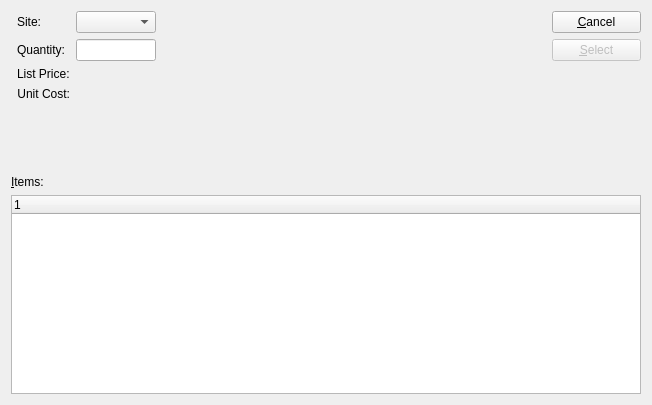
Pegasus-RPG/xtuple-client, file guiclient/priceList.ui: the form before one commit.
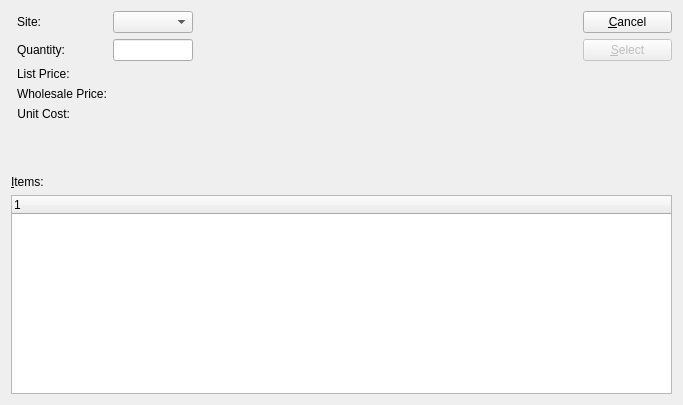
The form after the commit. Custom widgets are drawn as their Qt base class.

The edit to the form file:
```diff
--- a/guiclient/priceList.ui
+++ b/guiclient/priceList.ui
@@ -13,7 +13,7 @@
    <rect>
     <x>0</x>
     <y>0</y>
-    <width>652</width>
+    <width>683</width>
     <height>405</height>
    </rect>
   </property>
@@ -97,7 +97,7 @@
      <item row="0" column="1">
       <widget class="WComboBox" name="_warehouse"/>
      </item>
-     <item row="3" column="0">
+     <item row="4" column="0">
       <widget class="XLabel" name="_unitCostLit">
        <property name="text">
         <string>Unit Cost:</string>
@@ -107,13 +107,26 @@
        </property>
       </widget>
      </item>
-     <item row="3" column="1">
+     <item row="4" column="1">
       <widget class="XLabel" name="_unitCost">
        <property name="alignment">
         <set>Qt::AlignRight|Qt::AlignTrailing|Qt::AlignVCenter</set>
        </property>
       </widget>
      </item>
+     <item row="3" column="0">
+      <widget class="XLabel" name="_listCostLit">
+       <property name="text">
+        <string>Wholesale Price:</string>
+       </property>
+       <property name="alignment">
+        <set>Qt::AlignLeading|Qt::AlignLeft|Qt::AlignVCenter</set>
+       </property>
+      </widget>
+     </item>
+     <item row="3" column="1">
+      <widget class="XLabel" name="_listCost"/>
+     </item>
     </layout>
    </item>
    <item row="0" column="2">
```
